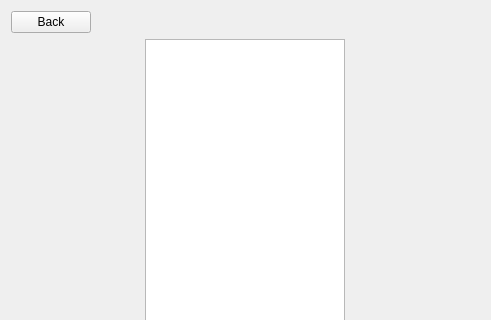
Qt form src/ui/MazeViewing.ui (Bats6789/MazeViewer) before a commit; both pictures show x 0 to 491 and y 0 to 320 of the 491 by 503 pixel window.
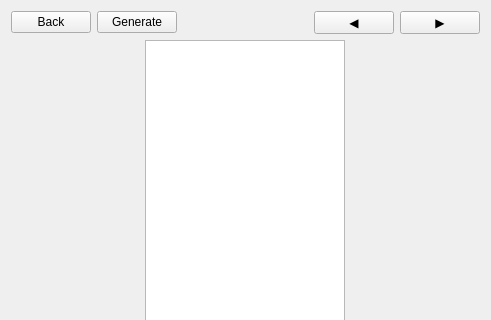
The same form after that commit. Custom widgets are drawn as their Qt base class.

Commit message: Finished Maze Display

The edit to the form file:
```diff
--- a/src/ui/MazeViewing.ui
+++ b/src/ui/MazeViewing.ui
@@ -23,7 +23,7 @@
    <item>
     <layout class="QHBoxLayout" name="horizontalLayout">
      <property name="spacing">
-      <number>0</number>
+      <number>6</number>
      </property>
      <item alignment="Qt::AlignTop">
       <widget class="QPushButton" name="backButton">
@@ -38,6 +38,13 @@
        </property>
       </widget>
      </item>
+     <item>
+      <widget class="QPushButton" name="generateButton">
+       <property name="text">
+        <string>Generate</string>
+       </property>
+      </widget>
+     </item>
      <item>
       <spacer name="horizontalSpacer">
        <property name="orientation">
@@ -54,6 +61,20 @@
        </property>
       </spacer>
      </item>
+     <item>
+      <widget class="QPushButton" name="stepBackButton">
+       <property name="text">
+        <string>◀</string>
+       </property>
+      </widget>
+     </item>
+     <item>
+      <widget class="QPushButton" name="StepForwardButton">
+       <property name="text">
+        <string>▶</string>
+       </property>
+      </widget>
+     </item>
     </layout>
    </item>
    <item alignment="Qt::AlignHCenter">
```
Left out of the diff: 2 changed lines with no effect on the pictures. The commit also changes 3 other files.
